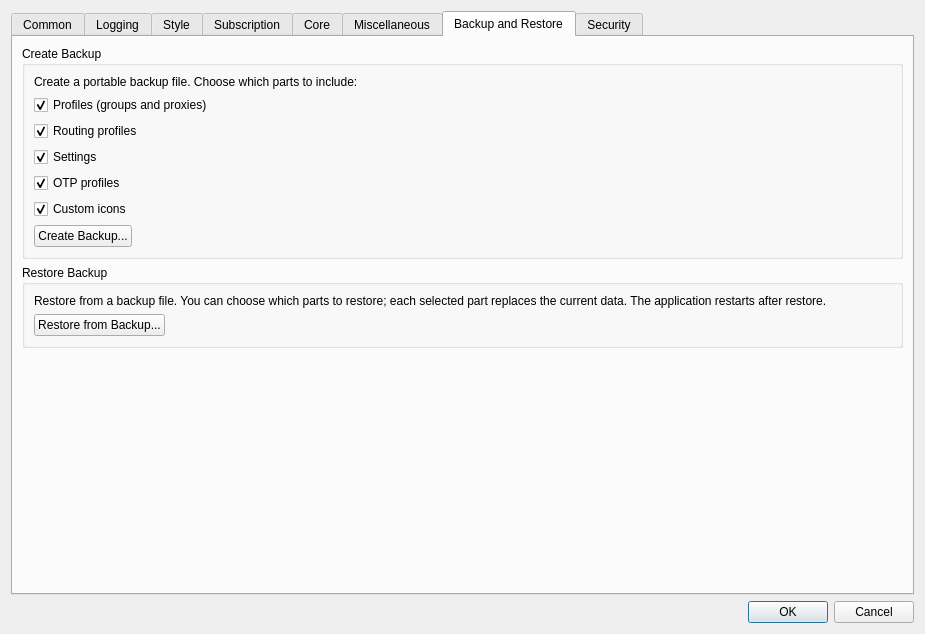
Above: upstream/include/ui/setting/dialog_basic_settings.ui from hopol/throne-mirror before the change. Below: the same form after it.
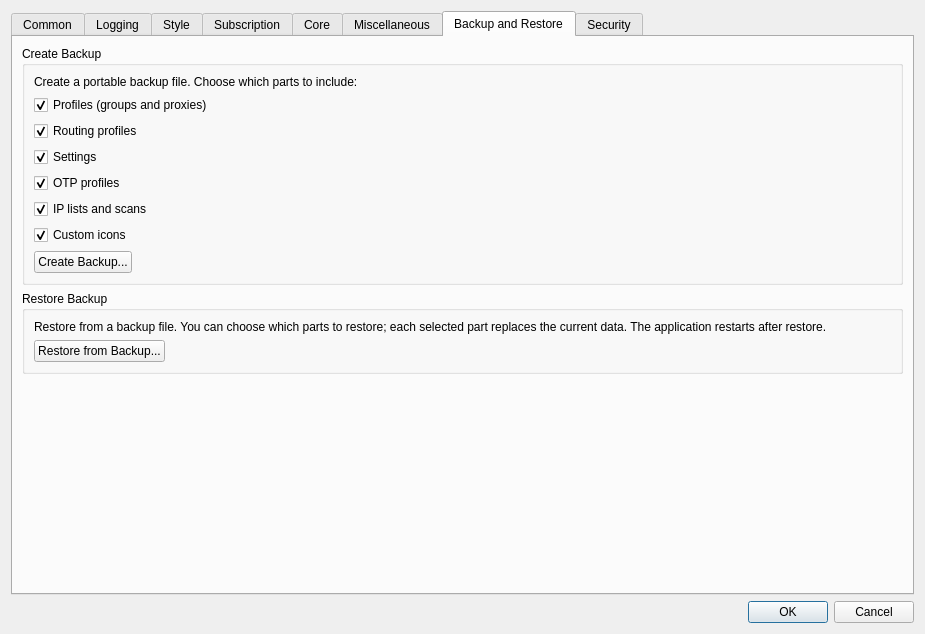
That is the form after the change. The open tabs and pages were chosen to show the change. Custom widgets are drawn as their Qt base class.

What changed in the file:
```diff
--- a/upstream/include/ui/setting/dialog_basic_settings.ui
+++ b/upstream/include/ui/setting/dialog_basic_settings.ui
@@ -1608,6 +1608,16 @@
             </property>
            </widget>
           </item>
+          <item>
+           <widget class="QCheckBox" name="backup_inc_ip_lists">
+            <property name="text">
+             <string>IP lists and scans</string>
+            </property>
+            <property name="checked">
+             <bool>true</bool>
+            </property>
+           </widget>
+          </item>
           <item>
            <widget class="QCheckBox" name="backup_inc_icons">
             <property name="text">
```
Left out of the diff: 18 changed lines with no effect on the pictures.
